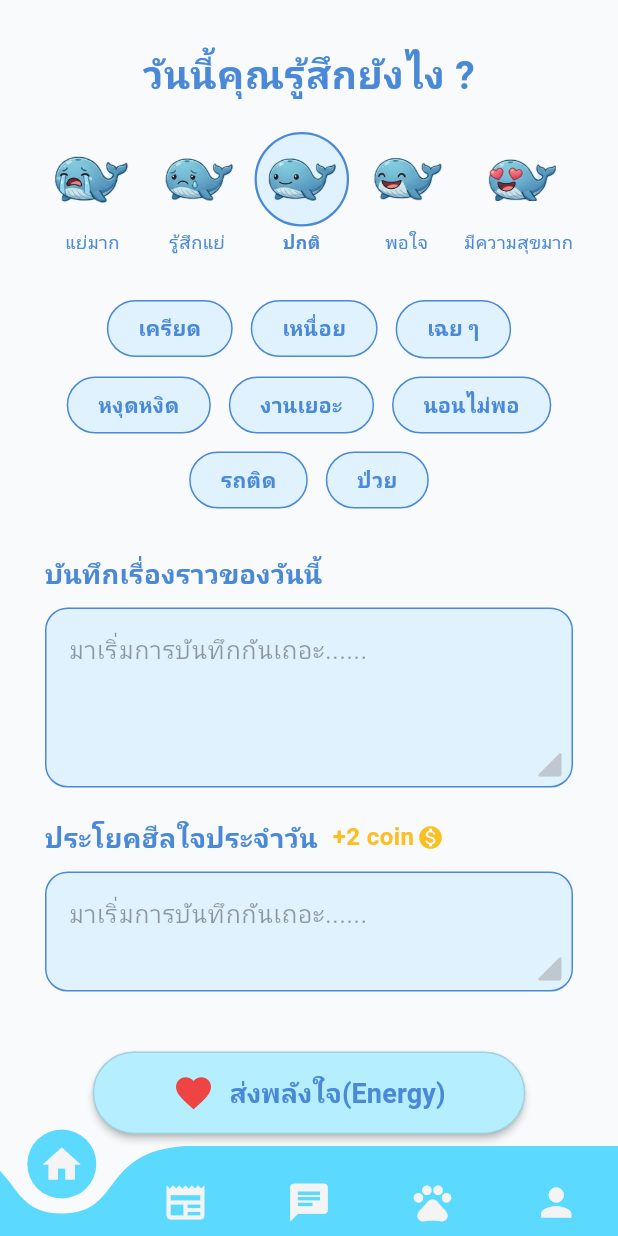
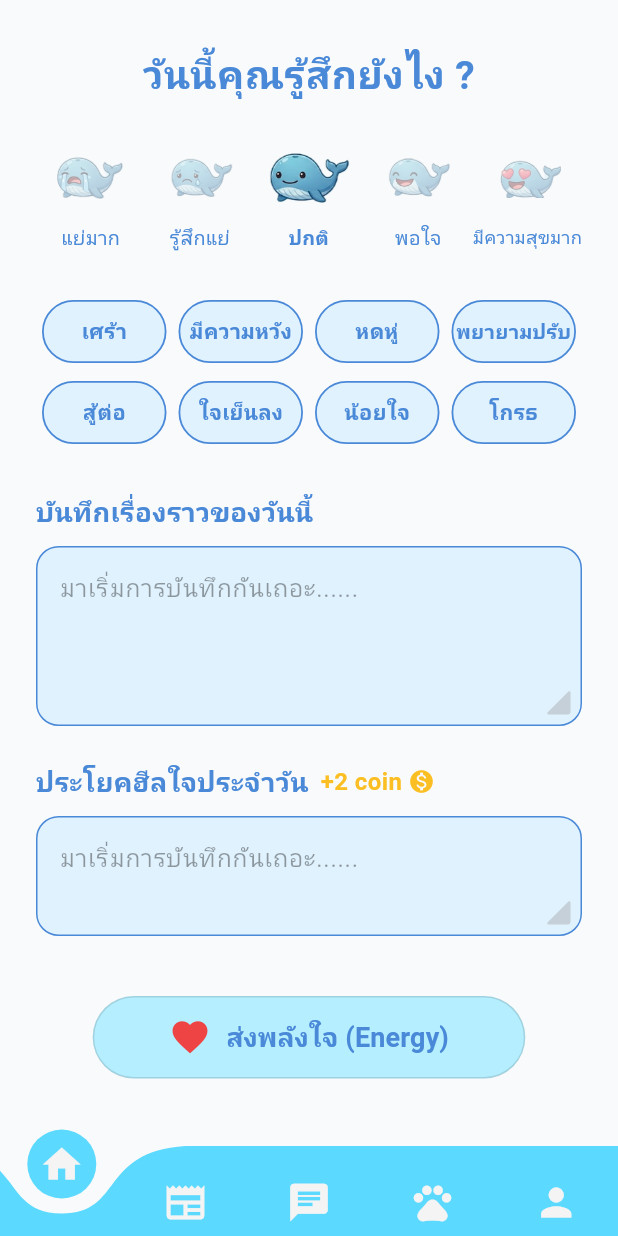
Before and after one commit to punnawat0755-cell/App2, a Flutter app: the screen it shows after launch, on a phone screen of 412 x 824 dp. Run offline on Flutter 3.47's test engine with Material 3 defaults, Android fonts, the phone set to English and light mode, and no system bars; drawn by our look-alikes of curved_navigation_bar; our stand-ins replace get, google_fonts, pod_player, supabase_flutter, video_player; accounts and stored records are empty; Roboto replaces fonts that are missing (Mitr).

Commit message:
update pulse

```diff
--- a/lib/module/pulse/view/pulsecheck.dart
+++ b/lib/module/pulse/view/pulsecheck.dart
@@ -26,14 +26,14 @@ class _PulsecheckState extends State<Pulsecheck> {
 
   // ข้อมูลแท็กความรู้สึก
   final List<String> tags = [
-    "เครียด",
-    "เหนื่อย",
-    "เฉย ๆ",
-    "หงุดหงิด",
-    "งานเยอะ",
-    "นอนไม่พอ",
-    "รถติด",
-    "ป่วย",
+    "เศร้า",
+    "มีความหวัง",
+    "หดหู่",
+    "พยายามปรับ",
+    "สู้ต่อ",
+    "ใจเย็นลง",
+    "น้อยใจ",
+    "โกรธ",
   ];
 
   // โทนสีหลักของแอป
@@ -41,17 +41,18 @@ class _PulsecheckState extends State<Pulsecheck> {
   final Color lightFillBlue = const Color(0xFFE0F2FE); // สีฟ้าน้ำทะเลอ่อนๆ
   final Color tagFillBlue = const Color(
     0xFF93C5FD,
-  ); // สีฟ้าเข้มขึ้นมาหน่อยสำหรับปุ่มที่เลือก
+  ); // สีฟ้าเข้มสำหรับปุ่มที่เลือก
 
   @override
   Widget build(BuildContext context) {
     return Scaffold(
-      backgroundColor: const Color(
-        0xFFF9FAFB,
-      ), // สีพื้นหลังแอปออกเทาขาวนิดๆ ตามรูป
+      backgroundColor: const Color(0xFFF9FAFB), // สีพื้นหลังแอปออกเทาขาวนิดๆ
       body: SafeArea(
         child: SingleChildScrollView(
-          padding: const EdgeInsets.symmetric(horizontal: 30, vertical: 30),
+          padding: const EdgeInsets.symmetric(
+            horizontal: 24,
+            vertical: 30,
+          ), // ลดขอบซ้ายขวานิดนึงให้มีพื้นที่
           child: Column(
             crossAxisAlignment: CrossAxisAlignment.stretch,
             children: [
@@ -65,99 +66,76 @@ class _PulsecheckState extends State<Pulsecheck> {
                   color: mainBlue,
                 ),
               ),
-              const SizedBox(height: 20),
+              const SizedBox(height: 24),
 
               // --- 2. แถวเลือกอารมณ์ (น้องวาฬ) ---
               Row(
-                mainAxisAlignment: MainAxisAlignment.spaceBetween,
                 children: List.generate(moods.length, (index) {
                   bool isSelected = selectedMoodIndex == index;
-                  return GestureDetector(
+                  return Expanded(
+                    child: GestureDetector(
                       onTap: () => setState(() => selectedMoodIndex = index),
                       child: Column(
                         children: [
-                        // กล่องใส่รูปวาฬ (ใส่เอฟเฟกต์เด้ง/เปลี่ยนสีตอนเลือกได้)
-                        Container(
-                          padding: const EdgeInsets.all(5),
-                          decoration: BoxDecoration(
-                            shape: BoxShape.circle,
-                            color: isSelected
-                                ? lightFillBlue
-                                : Colors.transparent,
-                            border: Border.all(
-                              color: isSelected ? mainBlue : Colors.transparent,
-                              width: 1.5,
+                          AnimatedOpacity(
+                            duration: const Duration(milliseconds: 200),
+                            opacity: isSelected ? 1.0 : 0.4,
+                            child: AnimatedScale(
+                              duration: const Duration(milliseconds: 200),
+                              scale: isSelected
+                                  ? 1.3
+                                  : 1.0, // ปรับ scale ลงนิดนึงไม่ให้เบียดกันเกินไป
+                              child: Padding(
+                                padding: const EdgeInsets.all(4.0),
+                                child: Image.asset(
+                                  moods[index]["image"]!,
+                                  width: 45,
+                                  height: 45,
+                                  errorBuilder: (context, error, stackTrace) =>
+                                      Icon(
+                                        Icons.pets,
+                                        color: mainBlue,
+                                        size: 45,
                                       ),
                                 ),
-                          child: Image.asset(
-                            moods[index]["image"]!,
-                            width: 50, // ปรับขนาดรูปวาฬตรงนี้
-                            height: 50,
-                            errorBuilder: (context, error, stackTrace) => Icon(
-                              Icons.pets,
-                              color: mainBlue,
-                              size: 90,
-                            ), // เผื่อหาไฟล์ไม่เจอ
                               ),
                             ),
-                        const SizedBox(height: 2),
-                        Text(
+                          ),
+                          const SizedBox(height: 4),
+                          FittedBox(
+                            fit: BoxFit.scaleDown,
+                            child: Text(
                               moods[index]["label"]!,
                               style: TextStyle(
-                            fontSize: 12,
+                                fontSize: 13,
                                 fontWeight: isSelected
                                     ? FontWeight.bold
                                     : FontWeight.normal,
                                 color: mainBlue,
                               ),
                             ),
+                          ),
                         ],
+                      ),
                     ),
                   );
                 }),
               ),
-              const SizedBox(height: 30),
+              const SizedBox(height: 32),
 
-              // --- 3. แท็กความรู้สึก (เลือกได้หลายอัน) ---
-              Wrap(
-                spacing: 12,
-                runSpacing: 12,
-                alignment: WrapAlignment.center,
-                children: tags.map((tag) {
-                  bool isSelected = selectedTags.contains(tag);
-                  return GestureDetector(
-                    onTap: () {
-                      setState(() {
-                        if (isSelected) {
-                          selectedTags.remove(tag);
-                        } else {
-                          selectedTags.add(tag);
-                        }
-                      });
-                    },
-                    child: Container(
-                      padding: const EdgeInsets.symmetric(
-                        horizontal: 20,
-                        vertical: 8,
+              // --- 3. แท็กความรู้สึก (แยกฟังก์ชันเพื่อลดความซ้ำซ้อน) ---
+              Column(
+                children: [
+                  _buildTagRow(
+                    tags.sublist(0, 4),
+                  ), // ดึง 4 คำแรกมาสร้างเป็นบรรทัดที่ 1
+                  const SizedBox(height: 12),
+                  _buildTagRow(
+                    tags.sublist(4, 8),
+                  ), // ดึง 4 คำหลังมาสร้างเป็นบรรทัดที่ 2
+                ],
               ),
-                      decoration: BoxDecoration(
-                        color: isSelected ? tagFillBlue : lightFillBlue,
-                        borderRadius: BorderRadius.circular(20),
-                        border: Border.all(color: mainBlue, width: 1),
-                      ),
-                      child: Text(
-                        tag,
-                        style: TextStyle(
-                          color: isSelected ? Colors.white : mainBlue,
-                          fontWeight: FontWeight.bold,
-                          fontSize: 14,
-                        ),
-                      ),
-                    ),
-                  );
-                }).toList(),
-              ),
-              const SizedBox(height: 30),
+              const SizedBox(height: 32),
 
               // --- 4. บันทึกเรื่องราวของวันนี้ ---
               Text(
@@ -174,7 +152,7 @@ class _PulsecheckState extends State<Pulsecheck> {
                 hintText: "มาเริ่มการบันทึกกันเถอะ......",
                 height: 120,
               ),
-              const SizedBox(height: 20),
+              const SizedBox(height: 24),
 
               // --- 5. ประโยคฮีลใจประจำวัน + Coin ---
               Row(
@@ -187,7 +165,7 @@ class _PulsecheckState extends State<Pulsecheck> {
                       color: mainBlue,
                     ),
                   ),
-                  const SizedBox(width: 10),
+                  const SizedBox(width: 8),
                   const Text(
                     "+2 coin",
                     style: TextStyle(
@@ -196,7 +174,7 @@ class _PulsecheckState extends State<Pulsecheck> {
                       color: Color(0xFFFBBF24), // สีเหลืองทอง
                     ),
                   ),
-                  const SizedBox(width: 2),
+                  const SizedBox(width: 4),
                   const Icon(
                     Icons.monetization_on,
                     color: Color(0xFFFBBF24),
@@ -227,13 +205,10 @@ class _PulsecheckState extends State<Pulsecheck> {
                     },
                     style: ElevatedButton.styleFrom(
                       backgroundColor: const Color(0xFFB5EFFF), // สีฟ้าพาสเทล
-                      elevation: 2,
+                      elevation: 0, // เอาเงาออกให้ดูคลีนมินิมอล
                       shape: RoundedRectangleBorder(
                         borderRadius: BorderRadius.circular(30),
-                        side: const BorderSide(
-                          color: Colors.black12,
-                          width: 1,
-                        ), // ขอบบางๆ
+                        side: const BorderSide(color: Colors.black12, width: 1),
                       ),
                     ),
                     child: Row(
@@ -246,7 +221,7 @@ class _PulsecheckState extends State<Pulsecheck> {
                         ), // หัวใจสีแดง
                         const SizedBox(width: 10),
                         Text(
-                          "ส่งพลังใจ(Energy)",
+                          "ส่งพลังใจ (Energy)",
                           style: TextStyle(
                             fontSize: 18,
                             fontWeight: FontWeight.bold,
@@ -266,7 +241,57 @@ class _PulsecheckState extends State<Pulsecheck> {
     );
   }
 
-  // --- Widget ช่วยสร้างช่องกรอกข้อความสไตล์ตามรูป ---
+  // --- Widget ย่อย: สร้างแถวของ Tag ความรู้สึก ---
+  Widget _buildTagRow(List<String> rowTags) {
+    return Row(
+      children: rowTags.map((tag) {
+        bool isSelected = selectedTags.contains(tag);
+        return Expanded(
+          child: Padding(
+            padding: const EdgeInsets.symmetric(horizontal: 4.0),
+            child: GestureDetector(
+              onTap: () {
+                setState(() {
+                  if (isSelected) {
+                    selectedTags.remove(tag);
+                  } else {
+                    selectedTags.add(tag);
+                  }
+                });
+              },
+              // ใช้ AnimatedContainer เพื่อให้ตอนกดสลับสีดูนุ่มนวลขึ้น
+              child: AnimatedContainer(
+                duration: const Duration(milliseconds: 200),
+                height: 42,
+                alignment: Alignment.center,
+                decoration: BoxDecoration(
+                  color: isSelected ? tagFillBlue : lightFillBlue,
+                  borderRadius: BorderRadius.circular(25),
+                  border: Border.all(color: mainBlue, width: 1.2),
+                ),
+                child: Padding(
+                  padding: const EdgeInsets.symmetric(horizontal: 2.0),
+                  child: FittedBox(
+                    fit: BoxFit.scaleDown,
+                    child: Text(
+                      tag,
+                      style: TextStyle(
+                        color: mainBlue,
+                        fontWeight: FontWeight.bold,
+                        fontSize: 14,
+                      ),
+                    ),
+                  ),
+                ),
+              ),
+            ),
+          ),
+        );
+      }).toList(),
+    );
+  }
+
+  // --- Widget ย่อย: สร้างช่องกรอกข้อความสไตล์ Custom ---
   Widget _buildCustomTextField({
     required TextEditingController controller,
     required String hintText,
@@ -275,17 +300,17 @@ class _PulsecheckState extends State<Pulsecheck> {
     return Container(
       height: height,
       decoration: BoxDecoration(
-        color: lightFillBlue, // พื้นหลังสีฟ้าอ่อน
+        color: lightFillBlue,
         borderRadius: BorderRadius.circular(15),
-        border: Border.all(color: mainBlue, width: 1), // ขอบสีฟ้า
+        border: Border.all(color: mainBlue, width: 1),
       ),
       child: Stack(
         children: [
           TextField(
             controller: controller,
-            maxLines: null, // พิมพ์ได้หลายบรรทัด
+            maxLines: null,
             keyboardType: TextInputType.multiline,
-            style: const TextStyle(color: Color(0xFF4A89D8), fontSize: 16),
+            style: TextStyle(color: mainBlue, fontSize: 16),
             decoration: InputDecoration(
               hintText: hintText,
               hintStyle: const TextStyle(color: Colors.black38),
@@ -293,14 +318,12 @@ class _PulsecheckState extends State<Pulsecheck> {
               contentPadding: const EdgeInsets.all(15),
             ),
           ),
-          // ลายเส้นเฉียงๆ ที่มุมขวาล่างเหมือนในรูป
           Positioned(
             bottom: 5,
             right: 5,
             child: Icon(
-              Icons
-                  .signal_cellular_4_bar_rounded, // ใช้ไอคอนนี้แทนลายเส้นมุมกล่องได้เนียนๆ
-              color: Colors.grey.withOpacity(0.5),
+              Icons.signal_cellular_4_bar_rounded,
+              color: Colors.grey.withOpacity(0.4),
               size: 20,
             ),
           ),
```
Lines whose indentation alone changed are shown as unchanged.
